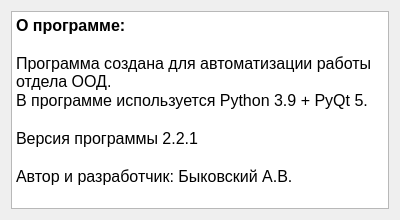
Before: the Qt Designer form designer/about.ui in ant1cus/Project_OOD, drawn with Qt 5.
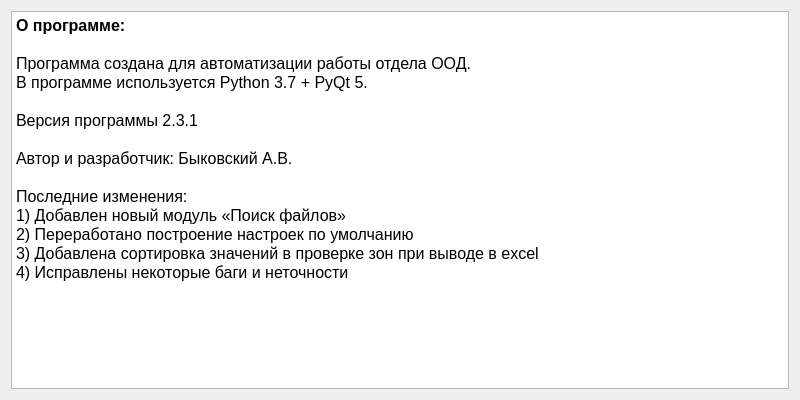
After: the same form once the commit is applied.

```diff
--- a/designer/about.ui
+++ b/designer/about.ui
@@ -6,8 +6,8 @@
    <rect>
     <x>0</x>
     <y>0</y>
-    <width>400</width>
-    <height>220</height>
+    <width>800</width>
+    <height>400</height>
    </rect>
   </property>
   <property name="sizePolicy">
@@ -18,14 +18,14 @@
   </property>
   <property name="minimumSize">
    <size>
-    <width>400</width>
-    <height>220</height>
+    <width>800</width>
+    <height>400</height>
    </size>
   </property>
   <property name="maximumSize">
    <size>
-    <width>400</width>
-    <height>220</height>
+    <width>800</width>
+    <height>400</height>
    </size>
   </property>
   <property name="windowTitle">
@@ -41,15 +41,21 @@
       <string>&lt;!DOCTYPE HTML PUBLIC &quot;-//W3C//DTD HTML 4.0//EN&quot; &quot;http://www.w3.org/TR/REC-html40/strict.dtd&quot;&gt;
 &lt;html&gt;&lt;head&gt;&lt;meta name=&quot;qrichtext&quot; content=&quot;1&quot; /&gt;&lt;style type=&quot;text/css&quot;&gt;
 p, li { white-space: pre-wrap; }
-&lt;/style&gt;&lt;/head&gt;&lt;body style=&quot; font-family:'MS Shell Dlg 2'; font-size:8.25pt; font-weight:400; font-style:normal;&quot;&gt;
+&lt;/style&gt;&lt;/head&gt;&lt;body style=&quot; font-family:'MS Shell Dlg 2'; font-size:7.8pt; font-weight:400; font-style:normal;&quot;&gt;
 &lt;p style=&quot; margin-top:0px; margin-bottom:0px; margin-left:0px; margin-right:0px; -qt-block-indent:0; text-indent:0px;&quot;&gt;&lt;span style=&quot; font-size:12pt; font-weight:600;&quot;&gt;О программе:&lt;/span&gt;&lt;/p&gt;
 &lt;p style=&quot;-qt-paragraph-type:empty; margin-top:0px; margin-bottom:0px; margin-left:0px; margin-right:0px; -qt-block-indent:0; text-indent:0px; font-size:12pt; font-weight:600;&quot;&gt;&lt;br /&gt;&lt;/p&gt;
 &lt;p style=&quot; margin-top:0px; margin-bottom:0px; margin-left:0px; margin-right:0px; -qt-block-indent:0; text-indent:0px;&quot;&gt;&lt;span style=&quot; font-size:12pt;&quot;&gt;Программа создана для автоматизации работы отдела ООД.&lt;/span&gt;&lt;/p&gt;
-&lt;p style=&quot; margin-top:0px; margin-bottom:0px; margin-left:0px; margin-right:0px; -qt-block-indent:0; text-indent:0px;&quot;&gt;&lt;span style=&quot; font-size:12pt;&quot;&gt;В программе используется Python 3.9 + PyQt 5.&lt;/span&gt;&lt;/p&gt;
+&lt;p style=&quot; margin-top:0px; margin-bottom:0px; margin-left:0px; margin-right:0px; -qt-block-indent:0; text-indent:0px;&quot;&gt;&lt;span style=&quot; font-size:12pt;&quot;&gt;В программе используется Python 3.7 + PyQt 5.&lt;/span&gt;&lt;/p&gt;
 &lt;p style=&quot;-qt-paragraph-type:empty; margin-top:0px; margin-bottom:0px; margin-left:0px; margin-right:0px; -qt-block-indent:0; text-indent:0px; font-size:12pt;&quot;&gt;&lt;br /&gt;&lt;/p&gt;
-&lt;p style=&quot; margin-top:0px; margin-bottom:0px; margin-left:0px; margin-right:0px; -qt-block-indent:0; text-indent:0px;&quot;&gt;&lt;span style=&quot; font-size:12pt;&quot;&gt;Версия программы 2.2.1&lt;/span&gt;&lt;/p&gt;
+&lt;p style=&quot; margin-top:0px; margin-bottom:0px; margin-left:0px; margin-right:0px; -qt-block-indent:0; text-indent:0px;&quot;&gt;&lt;span style=&quot; font-size:12pt;&quot;&gt;Версия программы 2.3.1&lt;/span&gt;&lt;/p&gt;
 &lt;p style=&quot;-qt-paragraph-type:empty; margin-top:0px; margin-bottom:0px; margin-left:0px; margin-right:0px; -qt-block-indent:0; text-indent:0px; font-size:12pt;&quot;&gt;&lt;br /&gt;&lt;/p&gt;
-&lt;p style=&quot; margin-top:0px; margin-bottom:0px; margin-left:0px; margin-right:0px; -qt-block-indent:0; text-indent:0px;&quot;&gt;&lt;span style=&quot; font-size:12pt;&quot;&gt;Автор и разработчик: Быковский А.В.&lt;/span&gt;&lt;/p&gt;&lt;/body&gt;&lt;/html&gt;</string>
+&lt;p style=&quot; margin-top:0px; margin-bottom:0px; margin-left:0px; margin-right:0px; -qt-block-indent:0; text-indent:0px;&quot;&gt;&lt;span style=&quot; font-size:12pt;&quot;&gt;Автор и разработчик: Быковский А.В.&lt;/span&gt;&lt;/p&gt;
+&lt;p style=&quot;-qt-paragraph-type:empty; margin-top:0px; margin-bottom:0px; margin-left:0px; margin-right:0px; -qt-block-indent:0; text-indent:0px; font-size:12pt;&quot;&gt;&lt;br /&gt;&lt;/p&gt;
+&lt;p style=&quot; margin-top:0px; margin-bottom:0px; margin-left:0px; margin-right:0px; -qt-block-indent:0; text-indent:0px;&quot;&gt;&lt;span style=&quot; font-size:12pt;&quot;&gt;Последние изменения:&lt;/span&gt;&lt;/p&gt;
+&lt;p style=&quot; margin-top:0px; margin-bottom:0px; margin-left:0px; margin-right:0px; -qt-block-indent:0; text-indent:0px;&quot;&gt;&lt;span style=&quot; font-size:12pt;&quot;&gt;1) Добавлен новый модуль «Поиск файлов»&lt;/span&gt;&lt;/p&gt;
+&lt;p style=&quot; margin-top:0px; margin-bottom:0px; margin-left:0px; margin-right:0px; -qt-block-indent:0; text-indent:0px;&quot;&gt;&lt;span style=&quot; font-size:12pt;&quot;&gt;2) Переработано построение настроек по умолчанию&lt;/span&gt;&lt;/p&gt;
+&lt;p style=&quot; margin-top:0px; margin-bottom:0px; margin-left:0px; margin-right:0px; -qt-block-indent:0; text-indent:0px;&quot;&gt;&lt;span style=&quot; font-size:12pt;&quot;&gt;3) Добавлена сортировка значений в проверке зон при выводе в excel&lt;/span&gt;&lt;/p&gt;
+&lt;p style=&quot; margin-top:0px; margin-bottom:0px; margin-left:0px; margin-right:0px; -qt-block-indent:0; text-indent:0px;&quot;&gt;&lt;span style=&quot; font-size:12pt;&quot;&gt;4) Исправлены некоторые баги и неточности&lt;/span&gt;&lt;/p&gt;&lt;/body&gt;&lt;/html&gt;</string>
      </property>
     </widget>
    </item>
```
